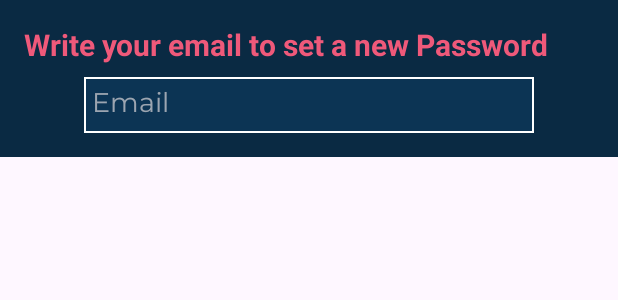
After one commit to TomasLew/Musclarity, an Android app: the layout forgot_password_banner.xml on its own in the app's theme, with its tools: preview values and no code run, on a phone screen of 412 x 824 dp. The commit adds this screen. Shown: the top 300 px of the screen. Run offline under Robolectric (Android 15) with nearby library versions, the phone set to English and light mode, and no system bars.

Commit message:
Se creo el Forgot Password

```diff
--- /dev/null
+++ b/app/src/main/res/layout/forgot_password_banner.xml
@@ -0,0 +1,33 @@
+<?xml version="1.0" encoding="utf-8"?>
+<LinearLayout xmlns:android="http://schemas.android.com/apk/res/android"
+    android:layout_width="match_parent"
+    android:layout_height="wrap_content"
+    android:orientation="vertical"
+    android:padding="16dp"
+    android:background="@color/myBackgroundColor">
+
+    <TextView
+        android:id="@+id/dialogTitle"
+        android:layout_width="match_parent"
+        android:layout_height="wrap_content"
+        android:text="Write your email to set a new Password"
+        android:textColor="@color/logoColor"
+        android:textSize="20sp"
+        android:textStyle="bold"
+        android:paddingBottom="8dp" />
+
+    <EditText
+        android:id="@+id/email_pass"
+        android:layout_width="300dp"
+        android:layout_height="wrap_content"
+        android:padding="5dp"
+        android:hint="@string/prompt_email"
+        android:inputType="textEmailAddress"
+        android:selectAllOnFocus="true"
+        android:textColor="@color/white"
+        android:textColorHint="@color/grey_hint"
+        android:textColorHighlight="@color/grey"
+        android:fontFamily="@font/montserrat"
+        android:background="@drawable/text_input_background"
+        android:layout_gravity="center"/>
+</LinearLayout>
```
Also changed, not shown: app/src/main/java/com/example/musclarity/LoginActivity.kt (+57 -0 lines), app/src/main/res/layout/activity_login.xml (+17 -2 lines), 1 other file.
